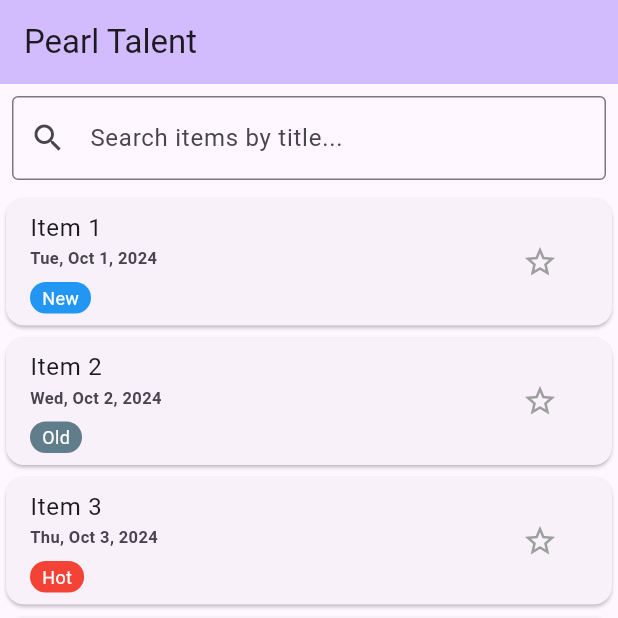
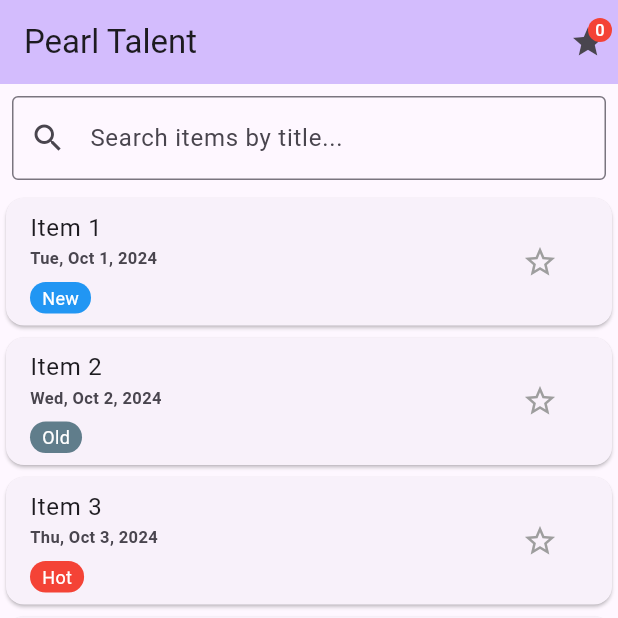
Before and after one commit to ogaroh/pearl, a Flutter app: the screen it shows after launch, on a phone screen of 412 x 824 dp, the top half of it. Run offline on Flutter 3.47's test engine with Material 3 defaults, Android fonts, the phone set to English and light mode, and no system bars; our stand-ins replace equatable, flutter_bloc, shared_preferences.

```diff
--- a/lib/presentation/pages/home.dart
+++ b/lib/presentation/pages/home.dart
@@ -38,6 +38,28 @@ class _MyHomePageState extends State<MyHomePage> {
       appBar: AppBar(
         backgroundColor: Theme.of(context).colorScheme.inversePrimary,
         title: Text(widget.title),
+        actions: [
+          BlocBuilder<ItemsBloc, ItemsState>(
+            bloc: _itemsBloc,
+            builder: (context, state) {
+              int favCount = 0;
+              if (state is ItemsLoaded) {
+                favCount = state.items
+                    .where((item) => item.favorite == true)
+                    .length;
+              }
+
+              return Padding(
+                padding: const EdgeInsets.only(right: 8.0),
+                child: Badge.count(
+                  count: favCount,
+                  backgroundColor: Colors.red,
+                  child: Icon(Icons.star),
+                ),
+              );
+            },
+          ),
+        ],
       ),
       body: BlocProvider(
         create: (_) => _itemsBloc,
```
